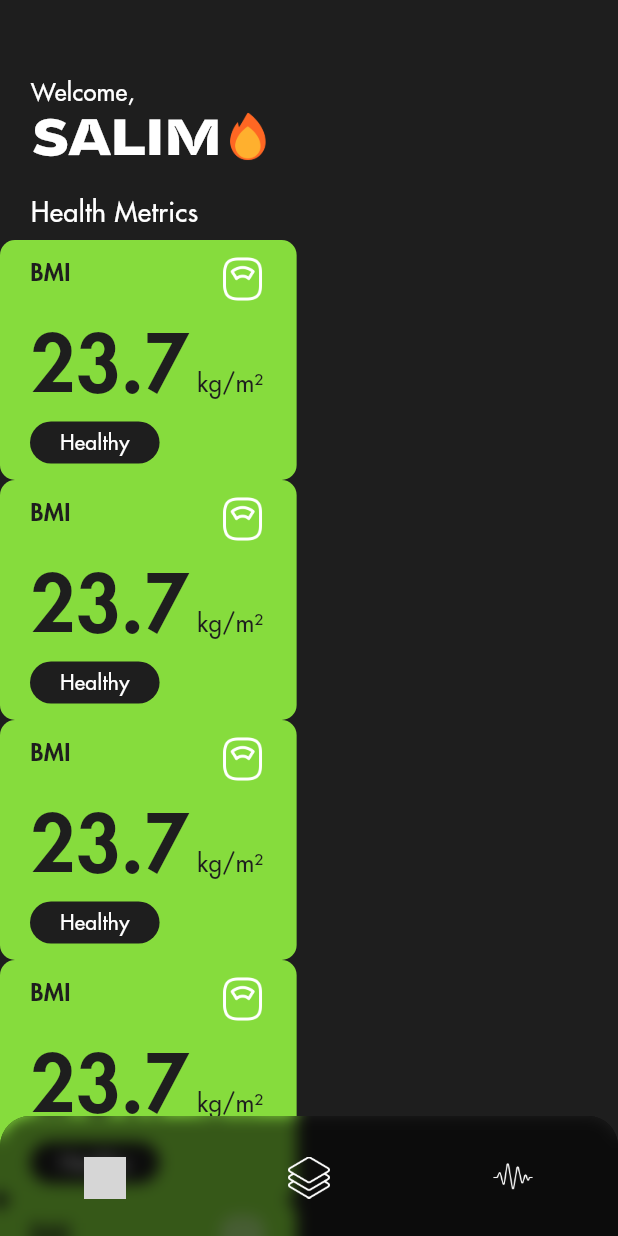
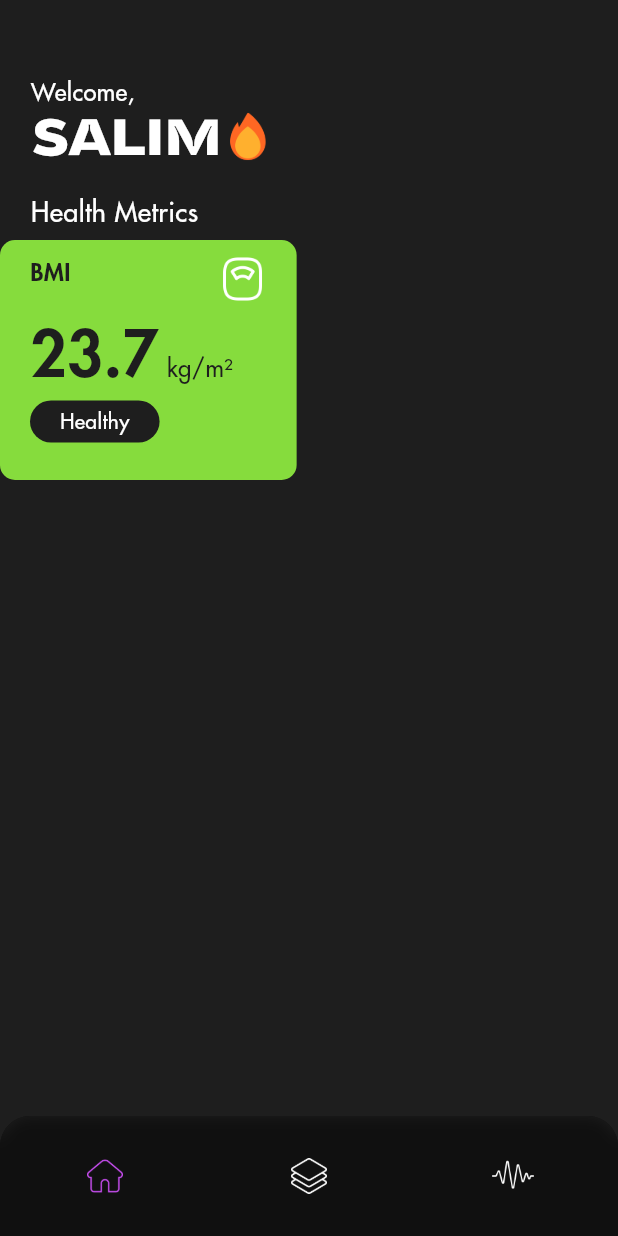
Before and after one commit to Salim-Ali-94/neutrino, a Flutter app: the screen it shows after launch, on a phone screen of 412 x 824 dp. Run offline on Flutter 3.47's test engine with Material 2 defaults, Android fonts, the phone set to English and light mode, and no system bars; grey boxes are pictures that could not be loaded.

Commit message:
refined the design and cleaned up the code

```diff
--- a/lib/screens/home.dart
+++ b/lib/screens/home.dart
@@ -35,7 +35,7 @@ class Home extends StatelessWidget {
 
                                                                         SizedBox(height: 5),
 
-                                                                        InfoCard(), InfoCard(), InfoCard(), InfoCard(), InfoCard(), InfoCard(), InfoCard()])));
+                                                                        InfoCard()])));
 
   }
 
--- a/lib/utility/glass_box.dart
+++ b/lib/utility/glass_box.dart
@@ -14,25 +14,10 @@ class GlassBox extends StatelessWidget {
                                                      topRight: Radius.circular(20)),
 
                      child: Container(height: 80, padding: EdgeInsets.all(2),
-                                      // color: Color(0x55000000),
+                                      color: Color(0x77000000),
+                                      // color: Color(0xaa302d43),
                                       // color: Color(0x99302d43),
-                                      // color: Color(0xaa302d43),
-                                      // color: Color(0xbb302d43),
-                                      // color: Color(0xcc302d43),
-                                      color: Color(0x99000000),
-
-                                      // color: Color(0x996953f7),
-
-                                      // color: Color(0x556953f7),
-                                      // color: Color(0xaa6953f7),
-                                      // color: Color(0xbb6953f7),
-
-                                      // color: Color(0xcc6953f7),
-                                      // color: Color(0xdd6953f7),
-
-                                      // color: Color(0x33000000),
                                       // color: Color(0x55302d43),
-                                      // color: Color(0x77302d43),
                                       child: BackdropFilter(filter: ImageFilter.blur(sigmaX: 5, sigmaY: 5),
                                                             child: Container(alignment: Alignment.bottomCenter,
                                                                              child: backdrop))));
--- a/lib/widgets/info_card.dart
+++ b/lib/widgets/info_card.dart
@@ -24,7 +24,8 @@ class InfoCard extends StatelessWidget {
 
                                               Row(crossAxisAlignment: CrossAxisAlignment.baseline, textBaseline: TextBaseline.alphabetic,
                                                   children: [Text("23.7", style: TextStyle(color: granite, fontWeight: FontWeight.w600,
-                                                                          fontFamily: "Futura", fontSize: 52)),
+                                                                          // fontFamily: "Futura", fontSize: 52)),
+                                                                          fontFamily: "Futura", fontSize: 42)),
 
                                                              SizedBox(width: 5),
 
--- a/lib/widgets/nav_bar.dart
+++ b/lib/widgets/nav_bar.dart
@@ -17,12 +17,12 @@ class BottomNavBar extends StatelessWidget {
                  child: BottomNavigationBar(backgroundColor: Colors.transparent, elevation: 0,
                                             onTap: (index) => switchTab!(index),
                                             currentIndex: tab,
-                                            selectedItemColor: purple,
+                                            // selectedItemColor: purple,
                                             // selectedItemColor: granite,
-                                            unselectedItemColor: Colors.white,
-                                            items: [BottomNavigationBarItem(icon: (tab == 0) ? ColorFiltered(colorFilter: ColorFilter.mode(purple, BlendMode.srcATop), child: Image.asset("assets/icons/apartment.png", width: 28)) :  Image.asset("assets/icons/apartment.png", width: 28), label: ""),
-                                                    BottomNavigationBarItem(icon: (tab == 1) ? ColorFiltered(colorFilter: ColorFilter.mode(purple, BlendMode.srcATop), child: Image.asset("assets/icons/stack.png", width: 28)) : Image.asset("assets/icons/stack.png", width: 28), label: ""),
-                                                    BottomNavigationBarItem(icon: (tab == 2) ? ColorFiltered(colorFilter: ColorFilter.mode(purple, BlendMode.srcATop), child: Image.asset("assets/icons/stats.png", width: 28)) : Image.asset("assets/icons/stats.png", width: 28), label: "")]));
+                                            // unselectedItemColor: Colors.white,
+                                            items: [BottomNavigationBarItem(icon: (tab == 0) ? ColorFiltered(colorFilter: ColorFilter.mode(purple, BlendMode.srcATop), child: Image.asset("assets/icons/home.png", width: 24)) :  Image.asset("assets/icons/home.png", width: 24), label: ""),
+                                                    BottomNavigationBarItem(icon: (tab == 1) ? ColorFiltered(colorFilter: ColorFilter.mode(purple, BlendMode.srcATop), child: Image.asset("assets/icons/stack.png", width: 24)) : Image.asset("assets/icons/stack.png", width: 24), label: ""),
+                                                    BottomNavigationBarItem(icon: (tab == 2) ? ColorFiltered(colorFilter: ColorFilter.mode(purple, BlendMode.srcATop), child: Image.asset("assets/icons/stats.png", width: 30)) : Image.asset("assets/icons/stats.png", width: 30), label: "")]));
 
   }
 
```
Also changed, not shown: assets/icons/details.png (added), 1 other file.
